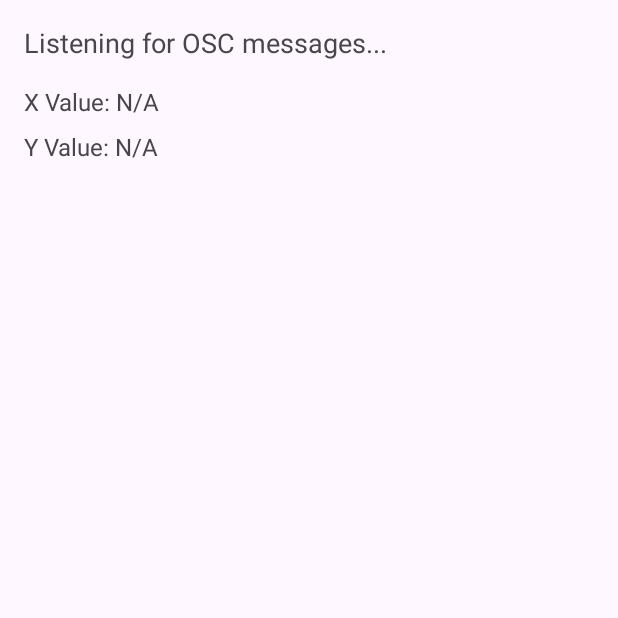
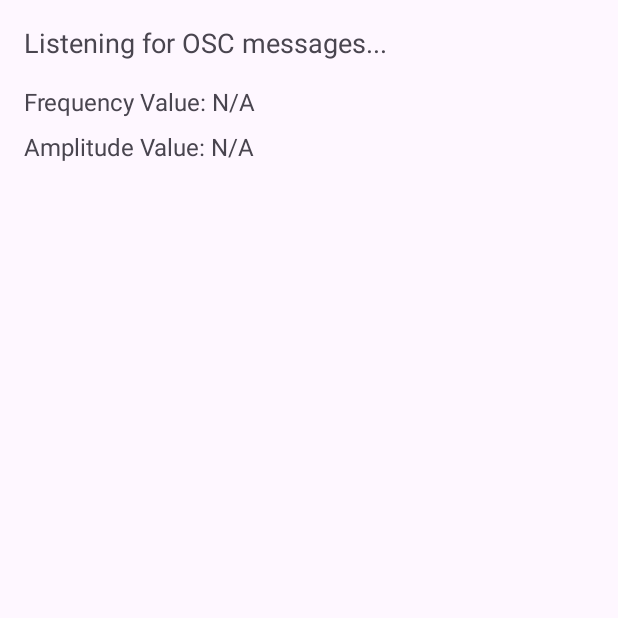
Before and after one commit to AnuragKurumaddali/MusicOnMovementsReceiver, an Android app: the screen it shows after launch (MainActivity), on a phone screen of 412 x 824 dp, the top half of it. Run offline under Robolectric (Android 15) with nearby library versions, the phone set to English and light mode, and no system bars.

```diff
--- a/app/src/main/java/com/vajra/musiconmovementsreceiver/MainActivity.kt
+++ b/app/src/main/java/com/vajra/musiconmovementsreceiver/MainActivity.kt
@@ -6,18 +6,18 @@ import androidx.appcompat.app.AppCompatActivity
 
 class MainActivity : AppCompatActivity() {
     private lateinit var statusTextView: TextView
-    private lateinit var xTextView: TextView
-    private lateinit var yTextView: TextView
+    private lateinit var frequencyTextView: TextView
+    private lateinit var amplitudeTextView: TextView
     private lateinit var oscMessageReceiver: OscMessageReceiver
 
     override fun onCreate(savedInstanceState: Bundle?) {
         super.onCreate(savedInstanceState)
         setContentView(R.layout.activity_main)
         statusTextView = findViewById(R.id.statusTextView)
-        xTextView = findViewById(R.id.xTextView)
-        yTextView = findViewById(R.id.yTextView)
+        frequencyTextView = findViewById(R.id.frequencyTextView)
+        amplitudeTextView = findViewById(R.id.amplitudeTextView)
 
-        oscMessageReceiver = OscMessageReceiver(this,8000,statusTextView, xTextView, yTextView) // Listening on the same port as the Android app
+        oscMessageReceiver = OscMessageReceiver(this,8000,statusTextView, frequencyTextView, amplitudeTextView) // Listening on the same port as the Android app
         oscMessageReceiver.startListening()
     }
 
--- a/app/src/main/java/com/vajra/musiconmovementsreceiver/OscMessageReceiver.kt
+++ b/app/src/main/java/com/vajra/musiconmovementsreceiver/OscMessageReceiver.kt
@@ -1,6 +1,8 @@
 package com.vajra.musiconmovementsreceiver
 
 import android.content.Context
+import android.media.AudioAttributes
+import android.media.SoundPool
 import android.util.Log
 import android.widget.TextView
 import javaosc.OSCMessage
@@ -11,10 +13,17 @@ class OscMessageReceiver(
     private val context: Context,
     private val port: Int,
     private val statusTextView: TextView,
-    private val xTextView: TextView,
-    private val yTextView: TextView
+    private val frequencyTextView: TextView,
+    private val amplitudeTextView: TextView
 ){
     private var oscPortIn: OSCPortIn? = null
+    private lateinit var soundPool: SoundPool
+    private var soundId: Int = 0
+    private var currentVolume: Float = 1.0f
+
+    init {
+        setupSoundPool()
+    }
 
     fun startListening() {
         oscPortIn = OSCPortIn(port) //.apply {
@@ -38,8 +47,33 @@ class OscMessageReceiver(
     private fun handleOscMessage(x: Float, y: Float) {
         (context as MainActivity).runOnUiThread {
             statusTextView.text = "Receiving messages started"
-            xTextView.text = "X Value: $x"
-            yTextView.text = "Y Value: $y"
+            frequencyTextView.text = "Frequency Value: $x"
+            amplitudeTextView.text = "Amplitude Value: $y"
+        }
+        soundPool.play(soundId, currentVolume, currentVolume, 1, 0, 1.0f)
+    }
+
+    private fun setupSoundPool() {
+        val audioAttributes = AudioAttributes.Builder()
+            .setUsage(AudioAttributes.USAGE_MEDIA)
+            .setContentType(AudioAttributes.CONTENT_TYPE_MUSIC)
+            .build()
+
+        soundPool = SoundPool.Builder()
+            .setMaxStreams(1)
+            .setAudioAttributes(audioAttributes)
+            .build()
+
+        // Load your sound file from res/raw (e.g., sound1.mp3)
+        soundId = soundPool.load(context, R.raw.sound, 1)
+
+        soundPool.setOnLoadCompleteListener { _, _, status ->
+            if (status == 0) {
+                // Sound loaded successfully
+                Log.d("aaa", "Sound loaded")
+            } else {
+                Log.e("aaa", "Error loading sound")
+            }
         }
     }
 
--- a/app/src/main/res/layout/activity_main.xml
+++ b/app/src/main/res/layout/activity_main.xml
@@ -14,18 +14,18 @@
         android:layout_marginBottom="16dp" />
 
     <TextView
-        android:id="@+id/xTextView"
+        android:id="@+id/frequencyTextView"
         android:layout_width="wrap_content"
         android:layout_height="wrap_content"
-        android:text="X Value: N/A"
+        android:text="Frequency Value: N/A"
         android:textSize="16sp"
         android:layout_marginBottom="8dp" />
 
     <TextView
-        android:id="@+id/yTextView"
+        android:id="@+id/amplitudeTextView"
         android:layout_width="wrap_content"
         android:layout_height="wrap_content"
-        android:text="Y Value: N/A"
+        android:text="Amplitude Value: N/A"
         android:textSize="16sp" />
 
 </LinearLayout>
```
Also changed, not shown: 1 other file.
